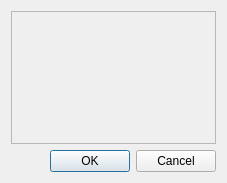
The window that src/gui/forms/declarations/material/materialdialog.ui (caozhongxiao/espreso) describes before a commit, drawn with Qt 5.
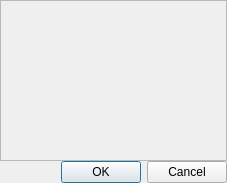
The same window after the commit.

Commit message: ENH: [GUI] MaterialDialog: cleaning layout design settings.

```diff
--- a/src/gui/forms/declarations/material/materialdialog.ui
+++ b/src/gui/forms/declarations/material/materialdialog.ui
@@ -14,6 +14,21 @@
    <string>Material Configuration</string>
   </property>
   <layout class="QVBoxLayout" name="verticalLayout">
+   <property name="spacing">
+    <number>0</number>
+   </property>
+   <property name="leftMargin">
+    <number>0</number>
+   </property>
+   <property name="topMargin">
+    <number>0</number>
+   </property>
+   <property name="rightMargin">
+    <number>0</number>
+   </property>
+   <property name="bottomMargin">
+    <number>0</number>
+   </property>
    <item>
     <widget class="QFrame" name="frame">
      <property name="frameShape">
@@ -25,7 +40,23 @@
      <property name="lineWidth">
       <number>1</number>
      </property>
-     <layout class="QVBoxLayout" name="frameLayout"/>
+     <layout class="QVBoxLayout" name="frameLayout">
+      <property name="spacing">
+       <number>0</number>
+      </property>
+      <property name="leftMargin">
+       <number>0</number>
+      </property>
+      <property name="topMargin">
+       <number>0</number>
+      </property>
+      <property name="rightMargin">
+       <number>0</number>
+      </property>
+      <property name="bottomMargin">
+       <number>0</number>
+      </property>
+     </layout>
     </widget>
    </item>
    <item>
```
The commit also changes 2 other files.
